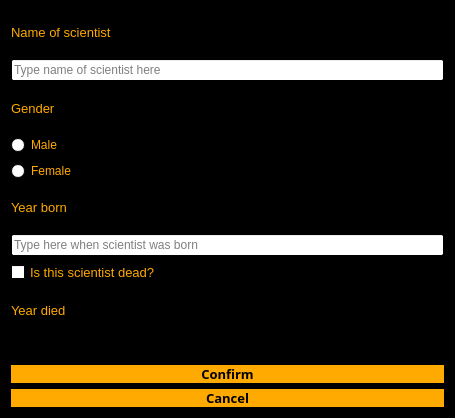
Above: addscientist.ui from stefanv15/verklegtNamskeid_skil3 before the change. Below: the same form after it.
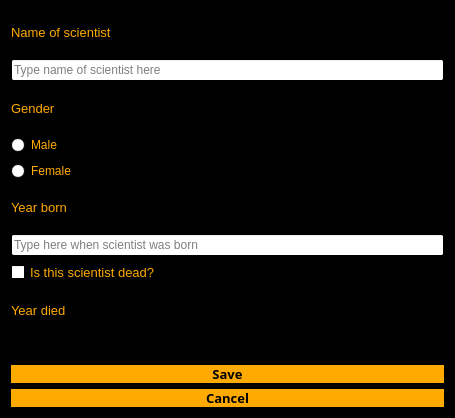
That is the form after the change.

Patch:
```diff
--- a/addscientist.ui
+++ b/addscientist.ui
@@ -227,7 +227,7 @@
 }</string>
      </property>
      <property name="text">
-      <string>Confirm</string>
+      <string>Save</string>
      </property>
     </widget>
    </item>
```
Left out of the diff: 24 changed lines with no effect on the pictures.
